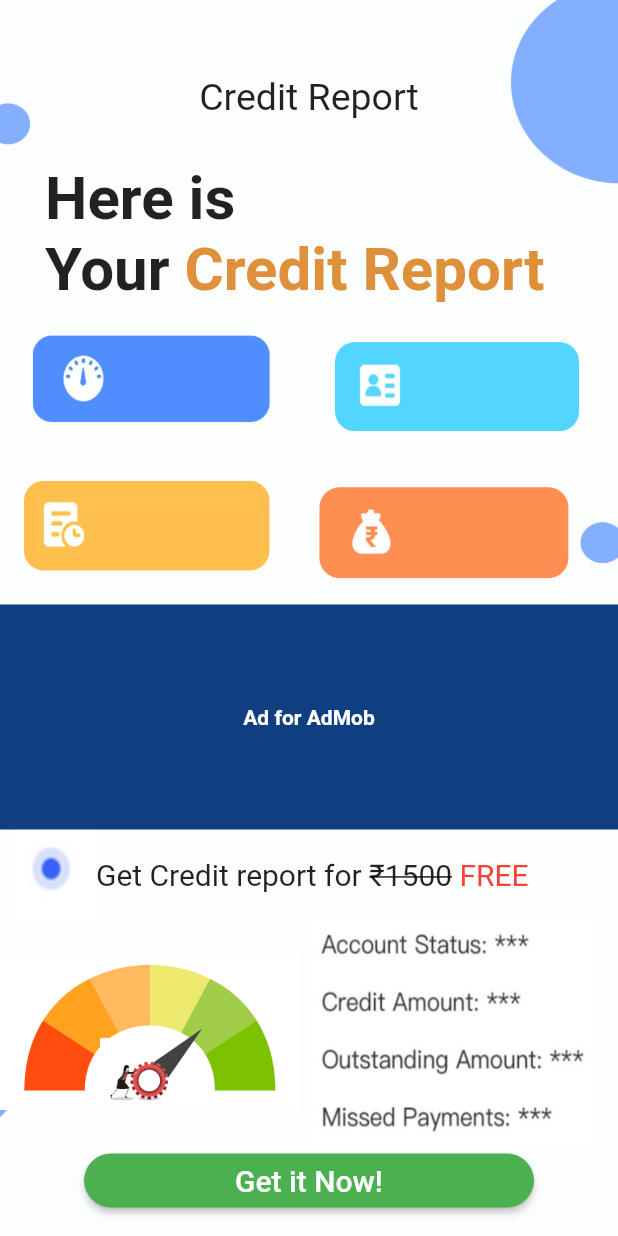
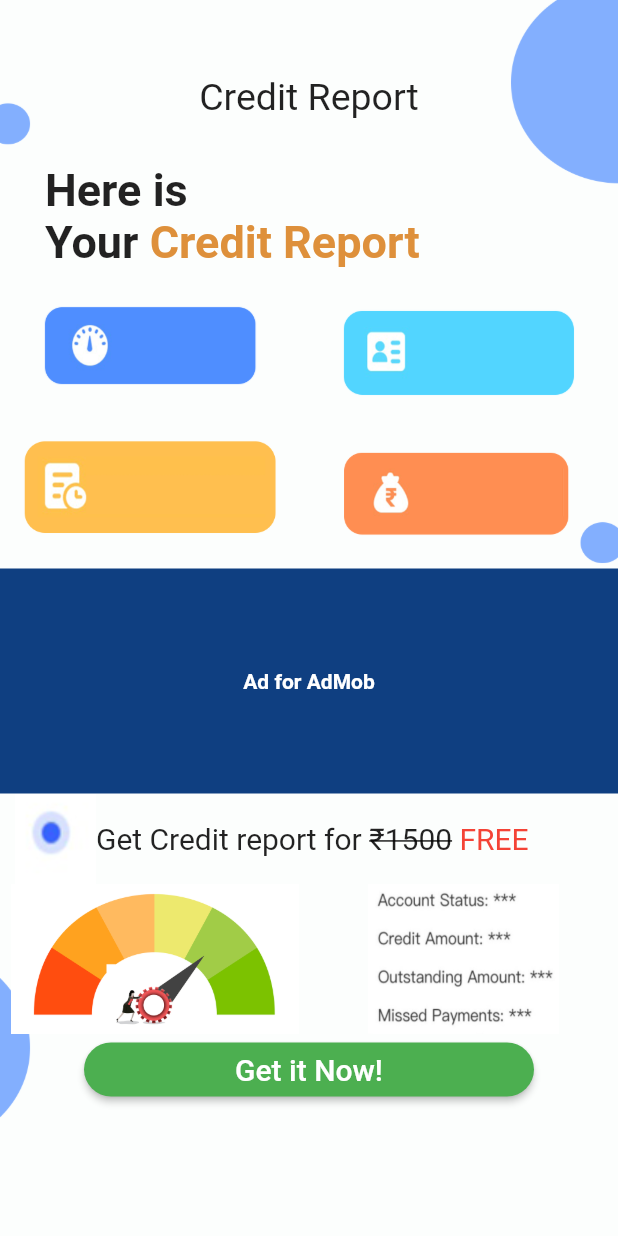
Before and after one commit to AkaankshK/loan_app, a Flutter app: the NavBar screen opened directly, item 3 of the bottom bar chosen, scrolled down 60 dp, after a tap on "LoanKwik", after a tap on "Get it Now", on a phone screen of 412 x 824 dp. Run offline on Flutter 3.47's test engine with Material 2 defaults, Android fonts, the phone set to English and light mode, and no system bars; our stand-ins replace smooth_page_indicator, webview_flutter; missing offline and left inert: autocomplete_textfield, gzx_dropdown_menu.

Commit message:
Fixed Overflow Issues.

```diff
--- a/lib/CreditScore/CreditScore.dart
+++ b/lib/CreditScore/CreditScore.dart
@@ -1,21 +1,18 @@
-
-
 import 'package:flutter/cupertino.dart';
 import 'package:flutter/material.dart';
-Map<int, Color> colors =
-{
-  50:Color.fromRGBO(136,14,79, .1),
-  100:Color.fromRGBO(136,14,79, .2),
-  200:Color.fromRGBO(136,14,79, .3),
-  300:Color.fromRGBO(136,14,79, .4),
-  400:Color.fromRGBO(136,14,79, .5),
-  500:Color.fromRGBO(136,14,79, .6),
-  600:Color.fromRGBO(136,14,79, .7),
-  700:Color.fromRGBO(136,14,79, .8),
-  800:Color.fromRGBO(136,14,79, .9),
-  900:Color.fromRGBO(136,14,79, 1),
+
+Map<int, Color> colors = {
+  50: Color.fromRGBO(136, 14, 79, .1),
+  100: Color.fromRGBO(136, 14, 79, .2),
+  200: Color.fromRGBO(136, 14, 79, .3),
+  300: Color.fromRGBO(136, 14, 79, .4),
+  400: Color.fromRGBO(136, 14, 79, .5),
+  500: Color.fromRGBO(136, 14, 79, .6),
+  600: Color.fromRGBO(136, 14, 79, .7),
+  700: Color.fromRGBO(136, 14, 79, .8),
+  800: Color.fromRGBO(136, 14, 79, .9),
+  900: Color.fromRGBO(136, 14, 79, 1),
 };
-
 
 class CreditPage extends StatefulWidget {
   @override
@@ -23,8 +20,8 @@ class CreditPage extends StatefulWidget {
 }
 
 class _CreditPageState extends State<CreditPage> {
-  MaterialColor yellow = MaterialColor(0xffde903b,colors);
-  MaterialColor darkBlue = MaterialColor(0xff0f3f81,colors);
+  MaterialColor yellow = MaterialColor(0xffde903b, colors);
+  MaterialColor darkBlue = MaterialColor(0xff0f3f81, colors);
   @override
   Widget build(BuildContext context) {
     return Scaffold(
@@ -36,9 +33,9 @@ class _CreditPageState extends State<CreditPage> {
     return Stack(
       children: [
         Container(
-          height: MediaQuery.of(context).size.height,
+            height: MediaQuery.of(context).size.height,
             width: MediaQuery.of(context).size.width,
-            child: Image.asset("assets/background1.png",fit: BoxFit.fill)),
+            child: Image.asset("assets/background1.png", fit: BoxFit.fill)),
         getContent(),
       ],
     );
@@ -46,7 +43,7 @@ class _CreditPageState extends State<CreditPage> {
 
   getContent() {
     return SingleChildScrollView(
-      child:  Column(
+      child: Column(
         crossAxisAlignment: CrossAxisAlignment.center,
         children: [
           Row(
@@ -54,31 +51,42 @@ class _CreditPageState extends State<CreditPage> {
             children: [
               Padding(
                 padding: const EdgeInsets.only(top: 50),
-                child: Text("Credit Report",style: TextStyle(fontSize: 25),),
+                child: Text(
+                  "Credit Report",
+                  style: TextStyle(fontSize: 25),
+                ),
               )
             ],
           ),
           Row(
             children: [
               Padding(
-                padding: EdgeInsets.only(top: 30,left: 30),
-                child: Text("Here is",style: TextStyle(fontSize: 40,fontWeight: FontWeight.bold),),
+                padding: EdgeInsets.only(top: 30, left: 30),
+                child: Text(
+                  "Here is",
+                  style: TextStyle(fontSize: 30, fontWeight: FontWeight.bold),
+                ),
               ),
-
             ],
           ),
           Row(
             children: [
               Padding(
                 padding: EdgeInsets.only(left: 30),
-                child: Text("Your ",style: TextStyle(fontSize: 40,fontWeight: FontWeight.bold),),
+                child: Text(
+                  "Your ",
+                  style: TextStyle(fontSize: 30, fontWeight: FontWeight.bold),
+                ),
               ),
-              Text("Credit Report",style: TextStyle(fontSize: 40,fontWeight: FontWeight.bold,color: yellow),)
-
+              Text(
+                "Credit Report",
+                style: TextStyle(
+                    fontSize: 30, fontWeight: FontWeight.bold, color: yellow),
+              )
             ],
           ),
           SizedBox(
-            //TODO: Add text names
+              //TODO: Add text names
               height: 200,
               width: 700,
               child: Column(
@@ -88,30 +96,53 @@ class _CreditPageState extends State<CreditPage> {
                       crossAxisAlignment: CrossAxisAlignment.start,
                       mainAxisAlignment: MainAxisAlignment.spaceEvenly,
                       children: [
-                        Image.asset("assets/u.png",height: 90,width: 200,),
-                        Image.asset("assets/uu.png",height: 90,width: 200,),
-
+                        Expanded(
+                            flex: 50,
+                            child: Image.asset(
+                              "assets/u.png",
+                              height: 80,
+                              width: 175,
+                            )),
+                        Expanded(
+                            flex: 50,
+                            child: Image.asset(
+                              "assets/uu.png",
+                              height: 80,
+                              width: 175,
+                            )),
                       ],
                     ),
                     Row(
                       crossAxisAlignment: CrossAxisAlignment.start,
                       mainAxisAlignment: MainAxisAlignment.spaceEvenly,
                       children: [
-                        Image.asset("assets/uuu.png",height: 90,width: 180,),
-                        Image.asset("assets/uuuu.png",height: 90,width: 200,),
-
+                        Expanded(
+                            flex: 50,
+                            child: Image.asset(
+                              "assets/uuu.png",
+                              height: 80,
+                              width: 175,
+                            )),
+                        Expanded(
+                            flex: 50,
+                            child: Image.asset(
+                              "assets/uuuu.png",
+                              height: 80,
+                              width: 175,
+                            )),
                       ],
                     ),
-                  ]
-
-              )
-          ),
+                  ])),
           Container(
             height: 150,
             width: MediaQuery.of(context).size.width,
             color: darkBlue,
             child: Center(
-              child: Text("Ad for AdMob",style: TextStyle(fontWeight: FontWeight.bold,color: Colors.white),),
+              child: Text(
+                "Ad for AdMob",
+                style:
+                    TextStyle(fontWeight: FontWeight.bold, color: Colors.white),
+              ),
             ),
           ),
           Row(
@@ -120,15 +151,39 @@ class _CreditPageState extends State<CreditPage> {
                 padding: EdgeInsets.only(left: 10),
                 child: Image.asset("assets/p.png"),
               ),
-              Text("Get Credit report for ",style: TextStyle(fontSize: 20),),
-              Text("\u20b91500",style: TextStyle(fontSize: 20,decoration: TextDecoration.lineThrough),),
-              Text(" FREE",style: TextStyle(fontSize: 20,color: Colors.red),),
+              Text(
+                "Get Credit report for ",
+                style: TextStyle(fontSize: 20),
+              ),
+              Text(
+                "\u20b91500",
+                style: TextStyle(
+                    fontSize: 20, decoration: TextDecoration.lineThrough),
+              ),
+              Text(
+                " FREE",
+                style: TextStyle(fontSize: 20, color: Colors.red),
+              ),
             ],
           ),
           Row(
             children: [
-              Image.asset("assets/fix-credit-score.png",height: 150,width: 200,),
-              Image.asset("assets/creditscorestuff.jpg",height: 150,width: 200,),
+              Expanded(
+                flex: 50,
+                child: Image.asset(
+                  "assets/fix-credit-score.png",
+                  height: 100,
+                  width: 150,
+                ),
+              ),
+              Expanded(
+                flex:50,
+                child: Image.asset(
+                  "assets/creditscorestuff.jpg",
+                  height: 100,
+                  width: 150,
+                ),
+              ),
             ],
           ),
           Row(
@@ -136,10 +191,12 @@ class _CreditPageState extends State<CreditPage> {
             children: [
               MaterialButton(
                 shape: RoundedRectangleBorder(
-                    borderRadius: BorderRadius.circular(20)
+                    borderRadius: BorderRadius.circular(20)),
+                onPressed: () {},
+                child: Text(
+                  "Get it Now!",
+                  style: TextStyle(color: Colors.white, fontSize: 20),
                 ),
-                onPressed: (){},
-                child: Text("Get it Now!",style: TextStyle(color: Colors.white,fontSize: 20),),
                 color: Colors.green,
                 minWidth: 300,
               )
--- a/lib/NavigationBar/NavBar.dart
+++ b/lib/NavigationBar/NavBar.dart
@@ -7,13 +7,28 @@ import 'package:loanapp/CreditScore/CreditScore.dart';
 import 'package:loanapp/HomeScreen/HomeScreen.dart';
 import 'package:loanapp/MoreOptions/MoreOptionsPage.dart';
 import 'package:loanapp/dummy.dart';
-
+Map<int, Color> colors =
+{
+  50:Color.fromRGBO(136,14,79, .1),
+  100:Color.fromRGBO(136,14,79, .2),
+  200:Color.fromRGBO(136,14,79, .3),
+  300:Color.fromRGBO(136,14,79, .4),
+  400:Color.fromRGBO(136,14,79, .5),
+  500:Color.fromRGBO(136,14,79, .6),
+  600:Color.fromRGBO(136,14,79, .7),
+  700:Color.fromRGBO(136,14,79, .8),
+  800:Color.fromRGBO(136,14,79, .9),
+  900:Color.fromRGBO(136,14,79, 1),
+};
 class NavBar extends StatefulWidget {
   @override
   _NavBarState createState() => _NavBarState();
 }
 
 class _NavBarState extends State<NavBar> {
+  MaterialColor freeColor = MaterialColor(0xff01b527,colors);
+  MaterialColor buttonColor = MaterialColor(0xffffa812,colors);
+  MaterialColor lightBlueColor = MaterialColor(0xff3862ff,colors);
   var currentIndex=0;
   final List<Widget> _widgetOptions = <Widget>[
     HomeScreen(),
@@ -46,8 +61,9 @@ class _NavBarState extends State<NavBar> {
             mainAxisSize: MainAxisSize.min,
             mainAxisAlignment: MainAxisAlignment.spaceEvenly,
             children: [
-              MaterialButton(
-                minWidth: 30,
+              Expanded(
+                flex: 20,
+                child: MaterialButton(
                   onPressed: (){
                     setState(() {
                       currentIndex=0;
@@ -56,13 +72,15 @@ class _NavBarState extends State<NavBar> {
                   child: Column(
                     mainAxisAlignment: MainAxisAlignment.center,
                     children: [
-                    Image.asset("assets/money bag icon.png",height: 30,width: 30,),
-                    Text("LoanKwik")
+                      Image.asset("assets/money bag icon.png",height: 30,width: 30,color: currentIndex==0?lightBlueColor: Colors.black,),
+                      Text("LoanKwik",style: TextStyle(color:currentIndex==0?lightBlueColor: Colors.black,fontSize: 10),)
                     ],
                   ),
                 ),
-              MaterialButton(
-                minWidth: 30,
+              ),
+              Expanded(
+                flex: 20,
+                child: MaterialButton(
                   onPressed: (){
                     setState(() {
                       currentIndex=1;
@@ -71,18 +89,24 @@ class _NavBarState extends State<NavBar> {
                   child: Column(
                     mainAxisAlignment: MainAxisAlignment.center,
                     children: [
-                    Image.asset("assets/ol.png",height: 30,width: 30,),
-                    Text("Offer")
+                      Image.asset("assets/ol.png",height: 30,width: 30,color: currentIndex==1?lightBlueColor: Colors.black),
+                      Text("Offer",style: TextStyle(color:currentIndex==1?lightBlueColor: Colors.black,fontSize: 10))
                     ],
                   ),
                 ),
-              Padding(
+              ),
+              Expanded(
+                flex: 20,
+                child: Padding(
                   padding: const EdgeInsets.only(top:20),
                   child: Text("Credit Score"),
                 ),
+              ),
 
-              MaterialButton(
-                minWidth: 30,
+              Expanded(
+                flex: 20,
+                child: MaterialButton(
+
                   onPressed: (){
                     setState(() {
                       currentIndex=3;
@@ -91,13 +115,16 @@ class _NavBarState extends State<NavBar> {
                   child: Column(
                     mainAxisAlignment: MainAxisAlignment.center,
                     children: [
-                    Image.asset("assets/calcicon.png",height: 30,width: 30,),
-                    Text("Calculator")
+                      Image.asset("assets/calcicon.png",height: 30,width: 30,color:currentIndex==3?lightBlueColor: Colors.black),
+                      Text("Calculator",style: TextStyle(color:currentIndex==3?lightBlueColor: Colors.black,fontSize: 10))
                     ],
                   ),
                 ),
-              MaterialButton(
-                minWidth: 30,
+              ),
+              Expanded(
+                flex: 20,
+                child: MaterialButton(
+
                   onPressed: (){
                     setState(() {
                       currentIndex=4;
@@ -106,9 +133,10 @@ class _NavBarState extends State<NavBar> {
                   child: Column(
                     mainAxisAlignment: MainAxisAlignment.center,
                     children: [
-                    Image.asset("assets/ii.png",height: 30,width: 30,),
-                    Text("More")
+                      Image.asset("assets/ii.png",height: 30,width: 30,color:currentIndex==4?lightBlueColor: Colors.black),
+                      Text("More",style: TextStyle(color:currentIndex==4?lightBlueColor: Colors.black,fontSize: 10))
                     ],
+                  ),
                 ),
               ),
             ],
```
Lines whose indentation alone changed are shown as unchanged.
